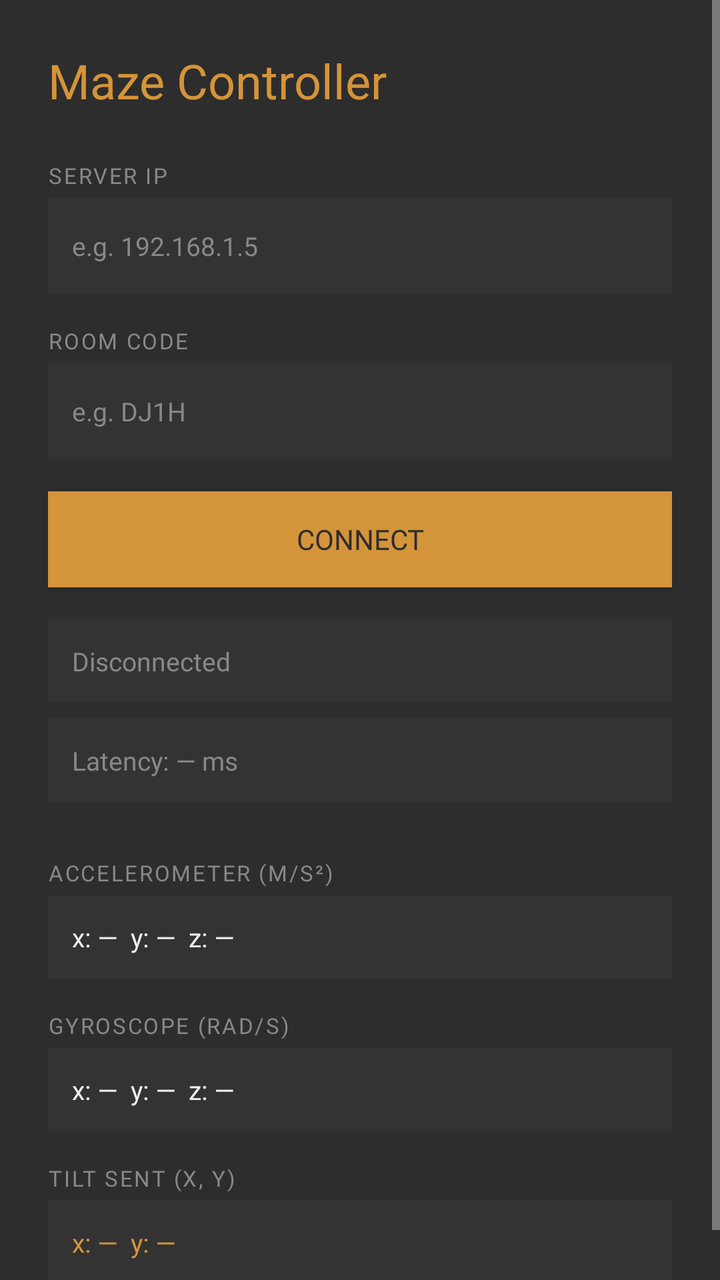
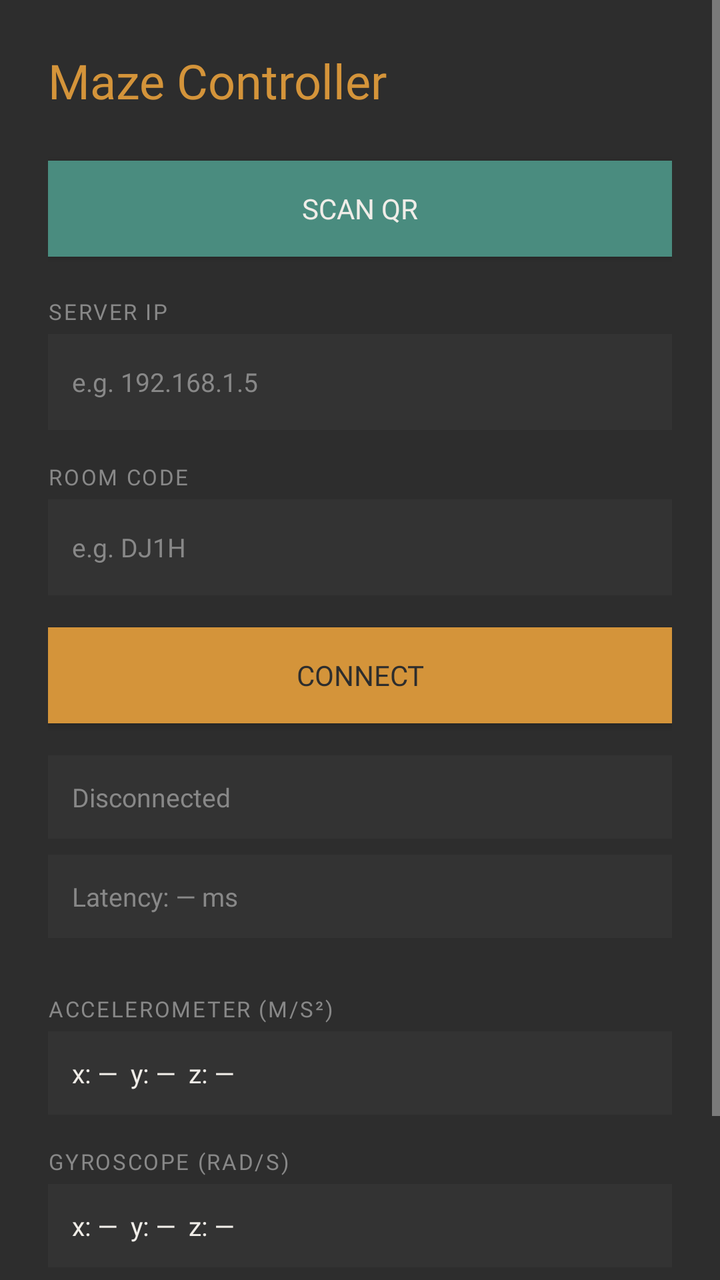

Compare the two renders of this Android layout. The source of the first and the diff that turns it into the second are given below.
<!-- AndroidManifest.xml: application theme Theme.MazeController -->
<!-- res/layout/activity_controller.xml -->
<?xml version="1.0" encoding="utf-8"?>
<ScrollView
    xmlns:android="http://schemas.android.com/apk/res/android"
    android:layout_width="match_parent"
    android:layout_height="match_parent"
    android:background="@color/bg"
    android:fillViewport="true"
    android:keepScreenOn="true">

    <LinearLayout
        android:layout_width="match_parent"
        android:layout_height="wrap_content"
        android:orientation="vertical"
        android:padding="24dp">

        
        <TextView
            android:id="@+id/tv_title"
            android:layout_width="wrap_content"
            android:layout_height="wrap_content"
            android:layout_marginBottom="24dp"
            android:fontFamily="@font/familjen_grotesk_semibold"
            android:text="@string/app_name"
            android:textColor="@color/accent"
            android:textSize="24sp" />

        
        <TextView
            android:layout_width="wrap_content"
            android:layout_height="wrap_content"
            android:layout_marginBottom="4dp"
            style="@style/Label"
            android:text="@string/label_server_ip" />

        <EditText
            android:id="@+id/et_server_ip"
            android:layout_width="match_parent"
            android:layout_height="wrap_content"
            android:minHeight="48dp"
            android:layout_marginBottom="16dp"
            android:background="@color/surface"
            android:padding="12dp"
            style="@style/Mono"
            android:hint="@string/hint_server_ip"
            android:textColorHint="@color/disabled"
            android:inputType="textUri|textNoSuggestions"
            android:singleLine="true" />

        <TextView
            android:layout_width="wrap_content"
            android:layout_height="wrap_content"
            android:layout_marginBottom="4dp"
            style="@style/Label"
            android:text="@string/label_room_code" />

        <EditText
            android:id="@+id/et_room_code"
            android:layout_width="match_parent"
            android:layout_height="wrap_content"
            android:minHeight="48dp"
            android:layout_marginBottom="16dp"
            android:background="@color/surface"
            android:padding="12dp"
            style="@style/Mono"
            android:hint="@string/hint_room_code"
            android:textColorHint="@color/disabled"
            android:inputType="textCapCharacters|textNoSuggestions"
            android:maxLength="4"
            android:singleLine="true" />

        <Button
            android:id="@+id/btn_connect"
            android:layout_width="match_parent"
            android:layout_height="wrap_content"
            android:minHeight="48dp"
            android:layout_marginBottom="16dp"
            android:background="@color/accent"
            android:textColor="@color/bg"
            android:fontFamily="@font/familjen_grotesk_semibold"
            android:text="@string/btn_connect"
            android:textSize="14sp" />

        
        <TextView
            android:id="@+id/tv_status"
            android:layout_width="match_parent"
            android:layout_height="wrap_content"
            android:layout_marginBottom="8dp"
            android:background="@color/surface"
            android:padding="12dp"
            style="@style/Mono"
            android:text="@string/status_disconnected"
            android:textColor="@color/disabled" />

        <TextView
            android:id="@+id/tv_latency"
            android:layout_width="match_parent"
            android:layout_height="wrap_content"
            android:layout_marginBottom="28dp"
            android:background="@color/surface"
            android:padding="12dp"
            style="@style/Mono"
            android:text="@string/latency_placeholder"
            android:textColor="@color/disabled" />

        
        <TextView
            android:layout_width="wrap_content"
            android:layout_height="wrap_content"
            android:layout_marginBottom="4dp"
            style="@style/Label"
            android:text="@string/label_accel" />

        <TextView
            android:id="@+id/tv_accel"
            android:layout_width="match_parent"
            android:layout_height="wrap_content"
            android:layout_marginBottom="16dp"
            android:background="@color/surface"
            android:padding="12dp"
            style="@style/Mono"
            android:text="x: —  y: —  z: —" />

        
        <TextView
            android:layout_width="wrap_content"
            android:layout_height="wrap_content"
            android:layout_marginBottom="4dp"
            style="@style/Label"
            android:text="@string/label_gyro" />

        <TextView
            android:id="@+id/tv_gyro"
            android:layout_width="match_parent"
            android:layout_height="wrap_content"
            android:layout_marginBottom="16dp"
            android:background="@color/surface"
            android:padding="12dp"
            style="@style/Mono"
            android:text="x: —  y: —  z: —" />

        
        <TextView
            android:layout_width="wrap_content"
            android:layout_height="wrap_content"
            android:layout_marginBottom="4dp"
            style="@style/Label"
            android:text="@string/label_tilt_out" />

        <TextView
            android:id="@+id/tv_tilt_out"
            android:layout_width="match_parent"
            android:layout_height="wrap_content"
            android:background="@color/surface"
            android:padding="12dp"
            style="@style/Mono"
            android:textColor="@color/accent"
            android:text="x: —  y: —" />

    </LinearLayout>

</ScrollView>
<!-- resources referenced by this layout -->
<resources>
  <color name="accent">#D4943A</color>
  <color name="bg">#2D2D2D</color>
  <color name="disabled">#888888</color>
  <color name="surface">#333333</color>
  <string name="app_name">Maze Controller</string>
  <string name="btn_connect">Connect</string>
  <string name="hint_room_code">e.g. DJ1H</string>
  <string name="hint_server_ip">e.g. 192.168.1.5</string>
  <string name="label_accel">Accelerometer (m/s²)</string>
  <string name="label_gyro">Gyroscope (rad/s)</string>
  <string name="label_room_code">Room Code</string>
  <string name="label_server_ip">Server IP</string>
  <string name="label_tilt_out">Tilt sent (x, y)</string>
  <string name="latency_placeholder">Latency: — ms</string>
  <string name="status_disconnected">Disconnected</string>
  <style name="Label">
          <item name="android:fontFamily">@font/familjen_grotesk_regular</item>
          <item name="android:textColor">@color/disabled</item>
          <item name="android:textSize">11sp</item>
          <item name="android:textAllCaps">true</item>
          <item name="android:letterSpacing">0.08</item>
      </style>
  <style name="Mono">
          <item name="android:fontFamily">@font/ibm_plex_mono_regular</item>
          <item name="android:textColor">@color/text_primary</item>
          <item name="android:textSize">13sp</item>
      </style>
  <style name="Theme.MazeController" parent="Theme.AppCompat.NoActionBar">
          <item name="android:windowBackground">@color/bg</item>
          <item name="android:statusBarColor">@color/bg</item>
          <item name="android:navigationBarColor">@color/bg</item>
          <item name="android:textColor">@color/text_primary</item>
      </style>
  <color name="text_primary">#F0EDE8</color>
</resources>

<!-- the commit's change to res/layout/activity_controller.xml (unified diff, before → after) -->
@@ -23,6 +23,19 @@
             android:text="@string/app_name"
             android:textColor="@color/accent"
             android:textSize="24sp" />
+
+        
+        <Button
+            android:id="@+id/btn_scan_qr"
+            android:layout_width="match_parent"
+            android:layout_height="wrap_content"
+            android:minHeight="48dp"
+            android:layout_marginBottom="20dp"
+            android:background="@color/teal"
+            android:textColor="@color/text_primary"
+            android:fontFamily="@font/familjen_grotesk_semibold"
+            android:text="@string/btn_scan_qr"
+            android:textSize="14sp" />
 
         
         <TextView
<!-- resource entries referenced after the edit -->
@@ -4,8 +4,10 @@
   <color name="bg">#2D2D2D</color>
   <color name="disabled">#888888</color>
   <color name="surface">#333333</color>
+  <color name="teal">#4A8C7F</color>
   <string name="app_name">Maze Controller</string>
   <string name="btn_connect">Connect</string>
+  <string name="btn_scan_qr">Scan QR</string>
   <string name="hint_room_code">e.g. DJ1H</string>
   <string name="hint_server_ip">e.g. 192.168.1.5</string>
   <string name="label_accel">Accelerometer (m/s²)</string>
